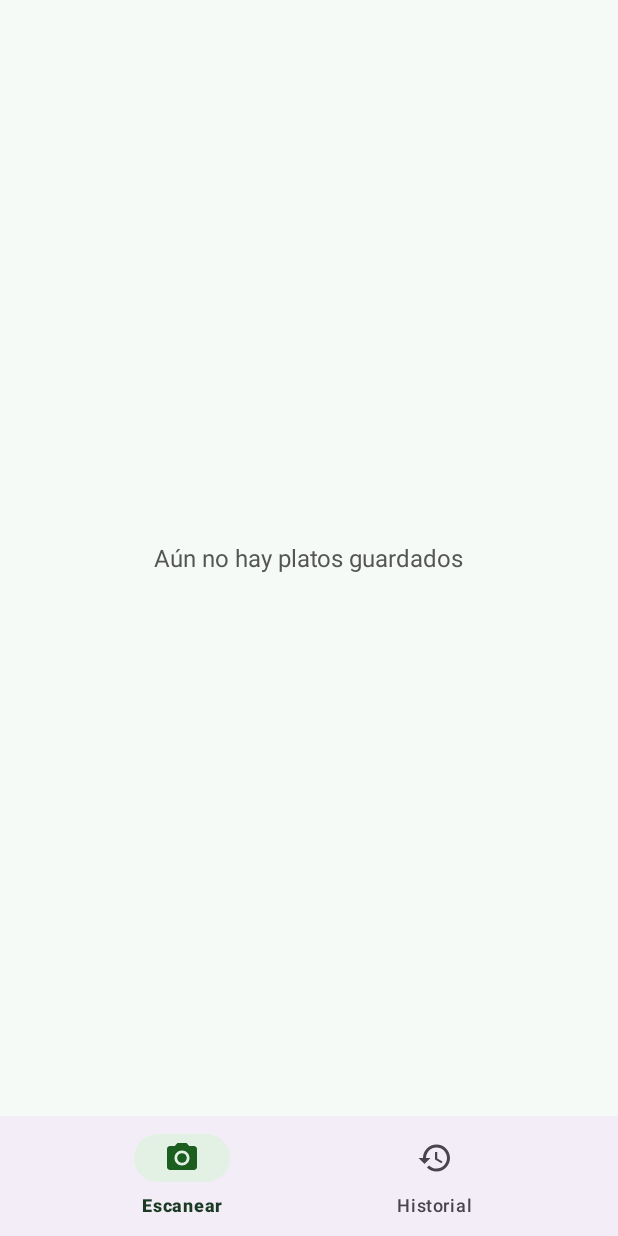
After one commit to CrissGomez1992/nutrixai, an Android app: the fragment HistoryFragment placed in its activity, on a phone screen of 412 x 824 dp. The commit adds this screen. Run offline under Robolectric (Android 15) with nearby library versions, the phone set to English and light mode, and no system bars; 1 statement that could not run was skipped.

Commit message:
Parte 1: base visual, menu inferior, pantalla de inicio e historial

```diff
--- /dev/null
+++ b/app/src/main/java/us/desarrollo/nutrixai/HistoryFragment.java
@@ -0,0 +1,10 @@
+package us.desarrollo.nutrixai;
+
+import androidx.fragment.app.Fragment;
+
+public class HistoryFragment extends Fragment {
+
+    public HistoryFragment() {
+        super(R.layout.fragment_history);   // diseño de esta pantalla
+    }
+}
--- /dev/null
+++ b/app/src/main/java/us/desarrollo/nutrixai/HomeFragment.java
@@ -0,0 +1,28 @@
+package us.desarrollo.nutrixai;
+
+import android.os.Bundle;
+import android.view.View;
+import android.widget.Toast;
+
+import androidx.annotation.NonNull;
+import androidx.annotation.Nullable;
+import androidx.fragment.app.Fragment;
+
+public class HomeFragment extends Fragment {
+
+    public HomeFragment() {
+        super(R.layout.fragment_home);   // le decimos qué diseño usar
+    }
+
+    @Override
+    public void onViewCreated(@NonNull View view, @Nullable Bundle savedInstanceState) {
+        super.onViewCreated(view, savedInstanceState);
+
+        // Por ahora los botones solo avisan; en la parte 2 abrirán la cámara y la galería
+        view.findViewById(R.id.btn_hacer_foto).setOnClickListener(v ->
+                Toast.makeText(requireContext(), R.string.pronto, Toast.LENGTH_SHORT).show());
+
+        view.findViewById(R.id.btn_galeria).setOnClickListener(v ->
+                Toast.makeText(requireContext(), R.string.pronto, Toast.LENGTH_SHORT).show());
+    }
+}
--- a/app/src/main/java/us/desarrollo/nutrixai/MainActivity.java
+++ b/app/src/main/java/us/desarrollo/nutrixai/MainActivity.java
@@ -7,6 +7,9 @@ import androidx.core.graphics.Insets;
 import androidx.core.view.ViewCompat;
 import androidx.core.view.WindowCompat;
 import androidx.core.view.WindowInsetsCompat;
+import androidx.fragment.app.Fragment;
+
+import com.google.android.material.bottomnavigation.BottomNavigationView;
 
 public class MainActivity extends AppCompatActivity {
 
@@ -15,10 +18,39 @@ public class MainActivity extends AppCompatActivity {
         super.onCreate(savedInstanceState);
         WindowCompat.enableEdgeToEdge(getWindow());
         setContentView(R.layout.activity_main);
+
+        // Deja margen para la barra de estado y los botones de navegación del sistema
         ViewCompat.setOnApplyWindowInsetsListener(findViewById(R.id.main), (v, insets) -> {
             Insets systemBars = insets.getInsets(WindowInsetsCompat.Type.systemBars());
             v.setPadding(systemBars.left, systemBars.top, systemBars.right, systemBars.bottom);
             return insets;
         });
+
+        BottomNavigationView menu = findViewById(R.id.bottom_nav);
+
+        // Qué hacer cuando el usuario pulsa una opción del menú inferior
+        menu.setOnItemSelectedListener(item -> {
+            if (item.getItemId() == R.id.nav_escanear) {
+                mostrar(new HomeFragment());
+                return true;
+            } else if (item.getItemId() == R.id.nav_historial) {
+                mostrar(new HistoryFragment());
+                return true;
+            }
+            return false;
+        });
+
+        // Al abrir la app por primera vez, empezamos en "Escanear"
+        if (savedInstanceState == null) {
+            menu.setSelectedItemId(R.id.nav_escanear);
+        }
+    }
+
+    // Cambia el contenido del hueco central por el fragmento indicado
+    private void mostrar(Fragment fragmento) {
+        getSupportFragmentManager()
+                .beginTransaction()
+                .replace(R.id.contenedor, fragmento)
+                .commit();
     }
 }
--- /dev/null
+++ b/app/src/main/res/drawable/ic_camara.xml
@@ -0,0 +1,22 @@
+<!--
+  ~ Copyright (C) 2026 The Android Open Source Project
+  ~
+  ~ Licensed under the Apache License, Version 2.0 (the "License");
+  ~ you may not use this file except in compliance with the License.
+  ~ You may obtain a copy of the License at
+  ~
+  ~      http://www.apache.org/licenses/LICENSE-2.0
+  ~
+  ~ Unless required by applicable law or agreed to in writing, software
+  ~ distributed under the License is distributed on an "AS IS" BASIS,
+  ~ WITHOUT WARRANTIES OR CONDITIONS OF ANY KIND, either express or implied.
+  ~ See the License for the specific language governing permissions and
+  ~ limitations under the License.
+  -->
+<vector xmlns:android="http://schemas.android.com/apk/res/android" android:height="24dp" android:tint="?attr/colorControlNormal" android:viewportHeight="24" android:viewportWidth="24" android:width="24dp">
+
+    <path android:fillColor="@android:color/white" android:pathData="M12,12m-3.2,0a3.2,3.2 0,1 1,6.4 0a3.2,3.2 0,1 1,-6.4 0"/>
+
+    <path android:fillColor="@android:color/white" android:pathData="M9,2L7.17,4L4,4c-1.1,0 -2,0.9 -2,2v12c0,1.1 0.9,2 2,2h16c1.1,0 2,-0.9 2,-2L22,6c0,-1.1 -0.9,-2 -2,-2h-3.17L15,2L9,2zM12,17c-2.76,0 -5,-2.24 -5,-5s2.24,-5 5,-5 5,2.24 5,5 -2.24,5 -5,5z"/>
+
+</vector>
--- /dev/null
+++ b/app/src/main/res/drawable/ic_history.xml
@@ -0,0 +1,20 @@
+<!--
+  ~ Copyright (C) 2026 The Android Open Source Project
+  ~
+  ~ Licensed under the Apache License, Version 2.0 (the "License");
+  ~ you may not use this file except in compliance with the License.
+  ~ You may obtain a copy of the License at
+  ~
+  ~      http://www.apache.org/licenses/LICENSE-2.0
+  ~
+  ~ Unless required by applicable law or agreed to in writing, software
+  ~ distributed under the License is distributed on an "AS IS" BASIS,
+  ~ WITHOUT WARRANTIES OR CONDITIONS OF ANY KIND, either express or implied.
+  ~ See the License for the specific language governing permissions and
+  ~ limitations under the License.
+  -->
+<vector xmlns:android="http://schemas.android.com/apk/res/android" android:height="24dp" android:tint="?attr/colorControlNormal" android:viewportHeight="24" android:viewportWidth="24" android:width="24dp">
+
+    <path android:fillColor="@android:color/white" android:pathData="M13,3c-4.97,0 -9,4.03 -9,9L1,12l3.89,3.89 0.07,0.14L9,12L6,12c0,-3.87 3.13,-7 7,-7s7,3.13 7,7 -3.13,7 -7,7c-1.93,0 -3.68,-0.79 -4.94,-2.06l-1.42,1.42C8.27,19.99 10.51,21 13,21c4.97,0 9,-4.03 9,-9s-4.03,-9 -9,-9zM12,8v5l4.28,2.54 0.72,-1.21 -3.5,-2.08L13.5,8L12,8z"/>
+
+</vector>
--- a/app/src/main/res/layout/activity_main.xml
+++ b/app/src/main/res/layout/activity_main.xml
@@ -1,19 +1,23 @@
 <?xml version="1.0" encoding="utf-8"?>
-<androidx.constraintlayout.widget.ConstraintLayout xmlns:android="http://schemas.android.com/apk/res/android"
+<LinearLayout xmlns:android="http://schemas.android.com/apk/res/android"
     xmlns:app="http://schemas.android.com/apk/res-auto"
     xmlns:tools="http://schemas.android.com/tools"
     android:id="@+id/main"
     android:layout_width="match_parent"
     android:layout_height="match_parent"
+    android:orientation="vertical"
     tools:context=".MainActivity">
 
-    <TextView
-        android:layout_width="wrap_content"
+    <!-- Aquí se muestra la pantalla activa (Escanear o Historial) -->
+    <androidx.fragment.app.FragmentContainerView
+        android:id="@+id/contenedor"
+        android:layout_width="match_parent"
+        android:layout_height="0dp"
+        android:layout_weight="1" />
+
+    <com.google.android.material.bottomnavigation.BottomNavigationView
+        android:id="@+id/bottom_nav"
+        android:layout_width="match_parent"
         android:layout_height="wrap_content"
-        android:text="Hello World!"
-        app:layout_constraintBottom_toBottomOf="parent"
-        app:layout_constraintEnd_toEndOf="parent"
-        app:layout_constraintStart_toStartOf="parent"
-        app:layout_constraintTop_toTopOf="parent" />
-
-</androidx.constraintlayout.widget.ConstraintLayout>
+        app:menu="@menu/menu_inferior" />
+</LinearLayout>
--- /dev/null
+++ b/app/src/main/res/layout/fragment_history.xml
@@ -0,0 +1,17 @@
+<?xml version="1.0" encoding="utf-8"?>
+<FrameLayout xmlns:android="http://schemas.android.com/apk/res/android"
+    xmlns:tools="http://schemas.android.com/tools"
+    android:layout_width="match_parent"
+    android:layout_height="match_parent"
+    android:background="@color/fondo"
+    android:padding="24dp"
+    tools:context=".HistoryFragment">
+
+    <TextView
+        android:layout_width="wrap_content"
+        android:layout_height="wrap_content"
+        android:layout_gravity="center"
+        android:text="@string/historial_vacio"
+        android:textColor="@color/texto_secundario"
+        android:textSize="16sp" />
+</FrameLayout>
--- /dev/null
+++ b/app/src/main/res/menu/menu_inferior.xml
@@ -0,0 +1,11 @@
+<?xml version="1.0" encoding="utf-8"?>
+<menu xmlns:android="http://schemas.android.com/apk/res/android">
+    <item
+        android:id="@+id/nav_escanear"
+        android:icon="@drawable/ic_camara"
+        android:title="@string/menu_escanear" />
+    <item
+        android:id="@+id/nav_historial"
+        android:icon="@drawable/ic_history"
+        android:title="@string/menu_historial" />
+</menu>
--- a/app/src/main/res/values/strings.xml
+++ b/app/src/main/res/values/strings.xml
@@ -1,3 +1,20 @@
 <resources>
     <string name="app_name">NutrixAI</string>
+
+    <!-- Menú inferior -->
+    <string name="menu_escanear">Escanear</string>
+    <string name="menu_historial">Historial</string>
+
+    <!-- Pantalla de inicio -->
+    <string name="inicio_titulo">Haz una foto a tu plato</string>
+    <string name="inicio_subtitulo">Estima calorías, carbohidratos, proteínas y grasas, y los ingredientes más probables</string>
+    <string name="btn_hacer_foto">Hacer foto</string>
+    <string name="btn_galeria">Elegir de la galería</string>
+    <string name="aviso_orientativo">Estimación orientativa a partir de una foto. No sustituye el consejo de un profesional.</string>
+
+    <!-- Historial -->
+    <string name="historial_vacio">Aún no hay platos guardados</string>
+
+    <!-- Provisional: se quita cuando conectemos los botones -->
+    <string name="pronto">Disponible en la siguiente parte</string>
 </resources>
```
Also changed, not shown: app/src/main/res/drawable/ilustracion_plato.xml (added, +32 -0 lines), app/src/main/res/layout/fragment_home.xml (added, +75 -0 lines), app/src/main/res/drawable/plato_comida.png (added).
